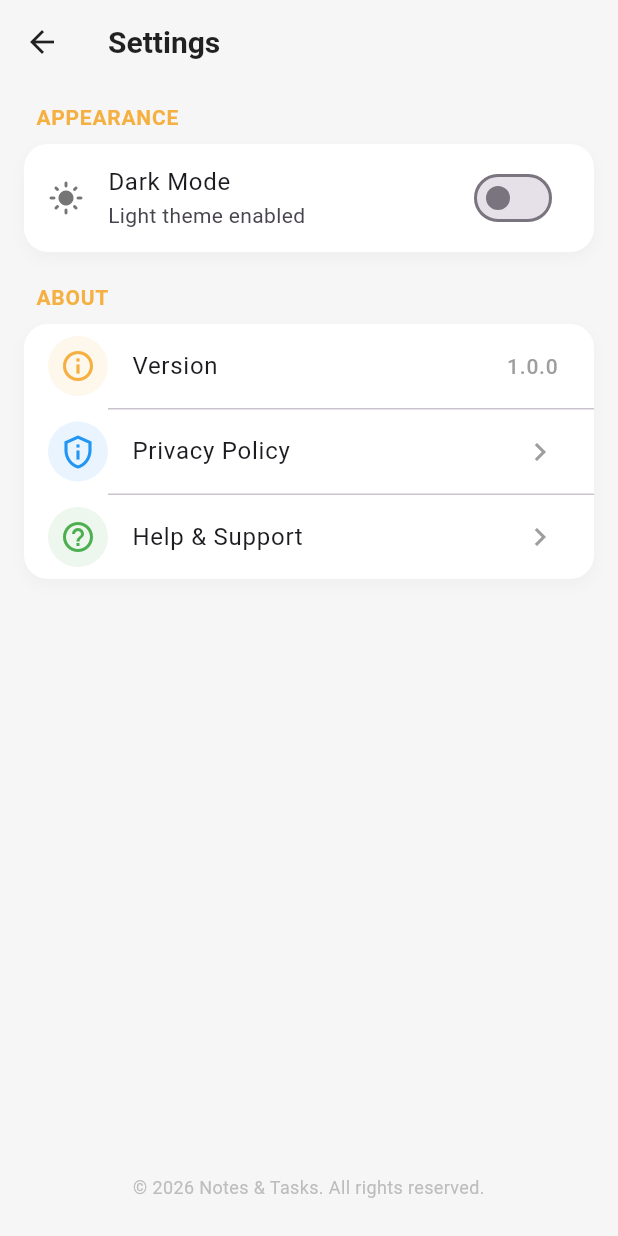
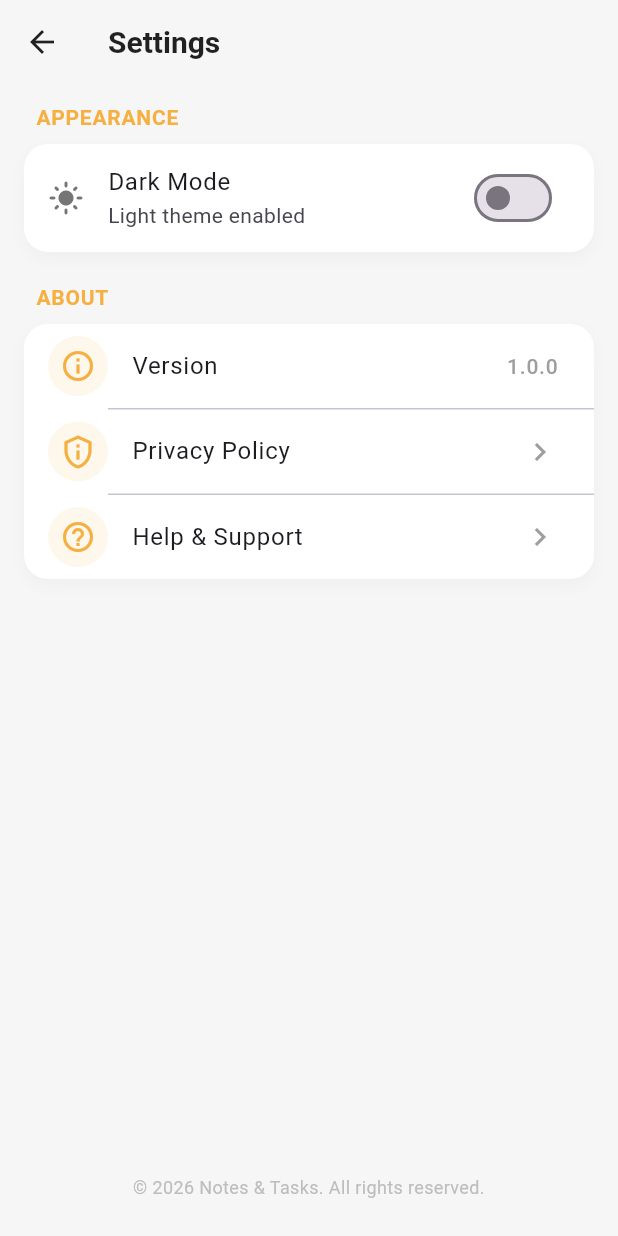
Before and after one commit to SurajChaurasia84/Notes, a Flutter app: the screen it shows after launch, after a tap on the "settings" icon, on a phone screen of 412 x 824 dp. Run offline on Flutter 3.47's test engine with Material 3 defaults, Android fonts, the phone set to English and light mode, and no system bars; our stand-ins replace shared_preferences.

Commit message:
feat: update settings screen

```diff
--- a/lib/screens/settings_screen.dart
+++ b/lib/screens/settings_screen.dart
@@ -84,10 +84,10 @@ class _SettingsScreenState extends State<SettingsScreen> {
               leading: Container(
                 padding: const EdgeInsets.all(8),
                 decoration: BoxDecoration(
-                  color: Colors.blue.withValues(alpha: 0.1),
+                  color: const Color(0xFFF5B041).withValues(alpha: 0.1),
                   shape: BoxShape.circle,
                 ),
-                child: const Icon(Icons.privacy_tip_outlined, color: Colors.blue),
+                child: const Icon(Icons.privacy_tip_outlined, color: Color(0xFFF5B041)),
               ),
               title: const Text('Privacy Policy'),
               trailing: const Icon(Icons.chevron_right, color: Colors.grey),
@@ -98,10 +98,10 @@ class _SettingsScreenState extends State<SettingsScreen> {
               leading: Container(
                 padding: const EdgeInsets.all(8),
                 decoration: BoxDecoration(
-                  color: Colors.green.withValues(alpha: 0.1),
+                  color: const Color(0xFFF5B041).withValues(alpha: 0.1),
                   shape: BoxShape.circle,
                 ),
-                child: const Icon(Icons.help_outline, color: Colors.green),
+                child: const Icon(Icons.help_outline, color: Color(0xFFF5B041)),
               ),
               title: const Text('Help & Support'),
               trailing: const Icon(Icons.chevron_right, color: Colors.grey),
```
